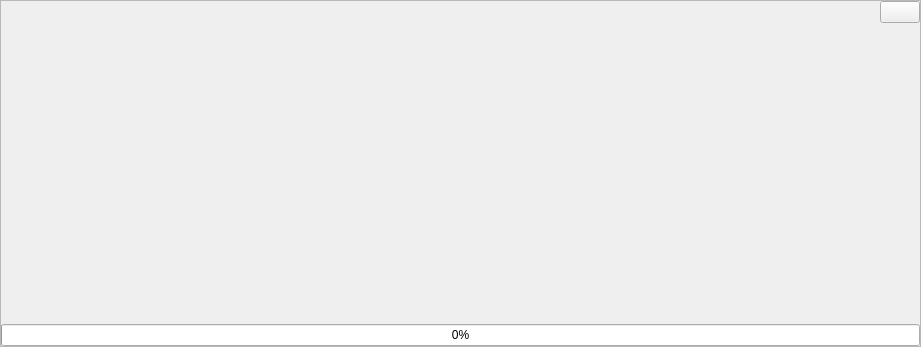
Before: the Qt Designer form src/gui/Dlg/splash_screen.ui in LaM0uette/PySide6_Blank_Project_demo, drawn with Qt 5.
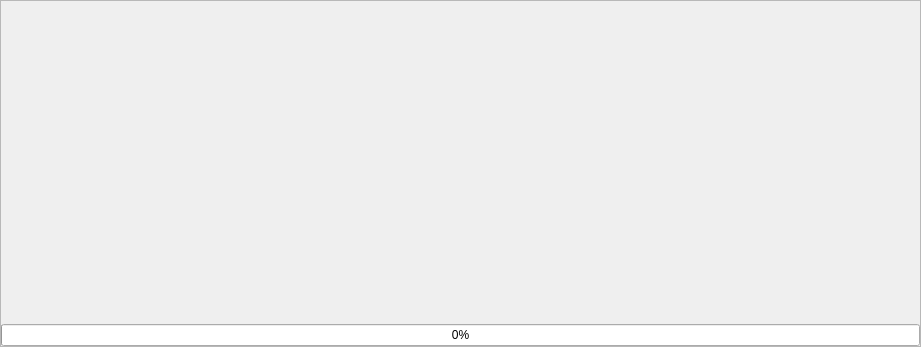
After: the same form once the commit is applied.

Commit message: creation fenetre chargement

Diff of the .ui file:
```diff
--- a/src/gui/Dlg/splash_screen.ui
+++ b/src/gui/Dlg/splash_screen.ui
@@ -10,7 +10,10 @@
     <height>347</height>
    </rect>
   </property>
-  <layout class="QGridLayout" name="glay_dlg">
+  <layout class="QVBoxLayout" name="verticalLayout">
+   <property name="spacing">
+    <number>0</number>
+   </property>
    <property name="leftMargin">
     <number>0</number>
    </property>
@@ -23,10 +26,7 @@
    <property name="bottomMargin">
     <number>0</number>
    </property>
-   <property name="spacing">
-    <number>0</number>
-   </property>
-   <item row="1" column="0">
+   <item>
     <widget class="QFrame" name="fr_main">
      <property name="frameShape">
       <enum>QFrame::StyledPanel</enum>
@@ -51,61 +51,6 @@
        <number>0</number>
       </property>
       <item>
-       <widget class="QFrame" name="fr_menu_top">
-        <layout class="QHBoxLayout" name="hlay_menu_top">
-         <property name="spacing">
-          <number>0</number>
-         </property>
-         <property name="leftMargin">
-          <number>0</number>
-         </property>
-         <property name="topMargin">
-          <number>0</number>
-         </property>
-         <property name="rightMargin">
-          <number>0</number>
-         </property>
-         <property name="bottomMargin">
-          <number>0</number>
-         </property>
-         <item>
-          <spacer name="horizontalSpacer">
-           <property name="orientation">
-            <enum>Qt::Horizontal</enum>
-           </property>
-           <property name="sizeHint" stdset="0">
-            <size>
-             <width>40</width>
-             <height>20</height>
-            </size>
-           </property>
-          </spacer>
-         </item>
-         <item>
-          <widget class="QPushButton" name="pb_mt_quitter"/>
-         </item>
-        </layout>
-       </widget>
-      </item>
-      <item>
-       <widget class="QFrame" name="fr_body">
-        <layout class="QVBoxLayout" name="vlay_body">
-         <property name="spacing">
-          <number>0</number>
-         </property>
-         <property name="leftMargin">
-          <number>0</number>
-         </property>
-         <property name="topMargin">
-          <number>0</number>
-         </property>
-         <property name="rightMargin">
-          <number>0</number>
-         </property>
-         <property name="bottomMargin">
-          <number>0</number>
-         </property>
-         <item>
           <spacer name="verticalSpacer">
            <property name="orientation">
             <enum>Qt::Vertical</enum>
@@ -119,13 +64,10 @@
           </spacer>
          </item>
          <item>
-          <widget class="QProgressBar" name="progressBar">
+       <widget class="QProgressBar" name="pg_chargement">
            <property name="value">
             <number>0</number>
            </property>
-          </widget>
-         </item>
-        </layout>
        </widget>
       </item>
      </layout>
```
Lines whose indentation alone changed are shown as unchanged. The commit also changes 1 other file.
